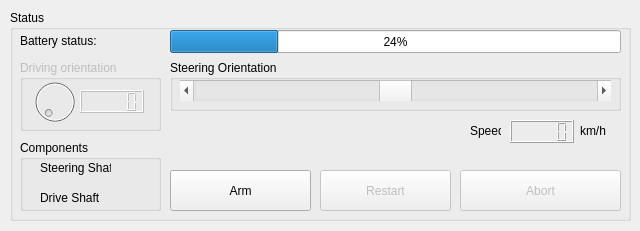
Before: the Qt Designer form CPI-UI/atvwindow.ui in madmilla/THO78-Roborescue, drawn with Qt 5.
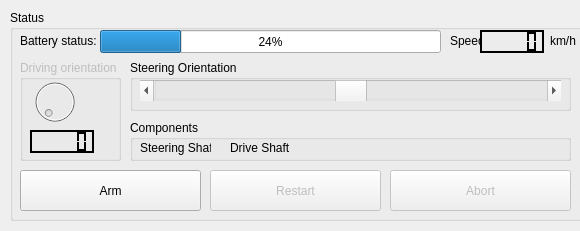
After: the same form once the commit is applied.

The edit to the form file:
```diff
--- a/CPI-UI/atvwindow.ui
+++ b/CPI-UI/atvwindow.ui
@@ -6,7 +6,7 @@
    <rect>
     <x>0</x>
     <y>0</y>
-    <width>640</width>
+    <width>580</width>
     <height>231</height>
    </rect>
   </property>
@@ -29,9 +29,9 @@
     <widget class="QProgressBar" name="batteryStatusBar">
      <property name="geometry">
       <rect>
-       <x>160</x>
+       <x>90</x>
        <y>20</y>
-       <width>451</width>
+       <width>341</width>
        <height>23</height>
       </rect>
      </property>
@@ -47,8 +47,8 @@
       <rect>
        <x>10</x>
        <y>50</y>
-       <width>141</width>
-       <height>71</height>
+       <width>101</width>
+       <height>101</height>
       </rect>
      </property>
      <property name="title">
@@ -67,12 +67,184 @@
      <widget class="QLCDNumber" name="dialLCD">
       <property name="geometry">
        <rect>
-        <x>60</x>
-        <y>30</y>
+        <x>10</x>
+        <y>70</y>
         <width>64</width>
         <height>23</height>
        </rect>
       </property>
+      <property name="palette">
+       <palette>
+        <active>
+         <colorrole role="WindowText">
+          <brush brushstyle="SolidPattern">
+           <color alpha="255">
+            <red>0</red>
+            <green>0</green>
+            <blue>0</blue>
+           </color>
+          </brush>
+         </colorrole>
+         <colorrole role="Light">
+          <brush brushstyle="SolidPattern">
+           <color alpha="255">
+            <red>0</red>
+            <green>0</green>
+            <blue>0</blue>
+           </color>
+          </brush>
+         </colorrole>
+         <colorrole role="Midlight">
+          <brush brushstyle="SolidPattern">
+           <color alpha="255">
+            <red>0</red>
+            <green>0</green>
+            <blue>0</blue>
+           </color>
+          </brush>
+         </colorrole>
+         <colorrole role="Dark">
+          <brush brushstyle="SolidPattern">
+           <color alpha="255">
+            <red>0</red>
+            <green>0</green>
+            <blue>0</blue>
+           </color>
+          </brush>
+         </colorrole>
+         <colorrole role="Text">
+          <brush brushstyle="SolidPattern">
+           <color alpha="255">
+            <red>0</red>
+            <green>0</green>
+            <blue>0</blue>
+           </color>
+          </brush>
+         </colorrole>
+         <colorrole role="ButtonText">
+          <brush brushstyle="SolidPattern">
+           <color alpha="255">
+            <red>0</red>
+            <green>0</green>
+            <blue>0</blue>
+           </color>
+          </brush>
+         </colorrole>
+        </active>
+        <inactive>
+         <colorrole role="WindowText">
+          <brush brushstyle="SolidPattern">
+           <color alpha="255">
+            <red>0</red>
+            <green>0</green>
+            <blue>0</blue>
+           </color>
+          </brush>
+         </colorrole>
+         <colorrole role="Light">
+          <brush brushstyle="SolidPattern">
+           <color alpha="255">
+            <red>0</red>
+            <green>0</green>
+            <blue>0</blue>
+           </color>
+          </brush>
+         </colorrole>
+         <colorrole role="Midlight">
+          <brush brushstyle="SolidPattern">
+           <color alpha="255">
+            <red>0</red>
+            <green>0</green>
+            <blue>0</blue>
+           </color>
+          </brush>
+         </colorrole>
+         <colorrole role="Dark">
+          <brush brushstyle="SolidPattern">
+           <color alpha="255">
+            <red>0</red>
+            <green>0</green>
+            <blue>0</blue>
+           </color>
+          </brush>
+         </colorrole>
+         <colorrole role="Text">
+          <brush brushstyle="SolidPattern">
+           <color alpha="255">
+            <red>0</red>
+            <green>0</green>
+            <blue>0</blue>
+           </color>
+          </brush>
+         </colorrole>
+         <colorrole role="ButtonText">
+          <brush brushstyle="SolidPattern">
+           <color alpha="255">
+            <red>0</red>
+            <green>0</green>
+            <blue>0</blue>
+           </color>
+          </brush>
+         </colorrole>
+        </inactive>
+        <disabled>
+         <colorrole role="WindowText">
+          <brush brushstyle="SolidPattern">
+           <color alpha="255">
+            <red>0</red>
+            <green>0</green>
+            <blue>0</blue>
+           </color>
+          </brush>
+         </colorrole>
+         <colorrole role="Light">
+          <brush brushstyle="SolidPattern">
+           <color alpha="255">
+            <red>0</red>
+            <green>0</green>
+            <blue>0</blue>
+           </color>
+          </brush>
+         </colorrole>
+         <colorrole role="Midlight">
+          <brush brushstyle="SolidPattern">
+           <color alpha="255">
+            <red>0</red>
+            <green>0</green>
+            <blue>0</blue>
+           </color>
+          </brush>
+         </colorrole>
+         <colorrole role="Dark">
+          <brush brushstyle="SolidPattern">
+           <color alpha="255">
+            <red>0</red>
+            <green>0</green>
+            <blue>0</blue>
+           </color>
+          </brush>
+         </colorrole>
+         <colorrole role="Text">
+          <brush brushstyle="SolidPattern">
+           <color alpha="255">
+            <red>0</red>
+            <green>0</green>
+            <blue>0</blue>
+           </color>
+          </brush>
+         </colorrole>
+         <colorrole role="ButtonText">
+          <brush brushstyle="SolidPattern">
+           <color alpha="255">
+            <red>0</red>
+            <green>0</green>
+            <blue>0</blue>
+           </color>
+          </brush>
+         </colorrole>
+        </disabled>
+       </palette>
+      </property>
      </widget>
     </widget>
     <widget class="QGroupBox" name="steeringOrientationGB">
@@ -81,9 +253,9 @@
      </property>
      <property name="geometry">
       <rect>
-       <x>160</x>
+       <x>120</x>
        <y>50</y>
-       <width>451</width>
+       <width>441</width>
        <height>51</height>
       </rect>
      </property>
@@ -95,7 +267,7 @@
        <rect>
         <x>10</x>
         <y>20</y>
-        <width>431</width>
+        <width>421</width>
         <height>21</height>
        </rect>
       </property>
@@ -116,44 +288,12 @@
       </property>
      </widget>
     </widget>
-    <widget class="QPushButton" name="abortButton">
-     <property name="enabled">
-      <bool>false</bool>
-     </property>
-     <property name="geometry">
-      <rect>
-       <x>450</x>
-       <y>160</y>
-       <width>161</width>
-       <height>41</height>
-      </rect>
-     </property>
-     <property name="text">
-      <string>Abort</string>
-     </property>
-    </widget>
-    <widget class="QPushButton" name="shutdownButton">
-     <property name="enabled">
-      <bool>false</bool>
-     </property>
-     <property name="geometry">
-      <rect>
-       <x>310</x>
-       <y>160</y>
-       <width>131</width>
-       <height>41</height>
-      </rect>
-     </property>
-     <property name="text">
-      <string>Restart</string>
-     </property>
-    </widget>
     <widget class="QPushButton" name="armButton">
      <property name="geometry">
       <rect>
-       <x>160</x>
+       <x>10</x>
        <y>160</y>
-       <width>141</width>
+       <width>181</width>
        <height>41</height>
       </rect>
      </property>
@@ -164,10 +304,10 @@
     <widget class="QGroupBox" name="componentsGB">
      <property name="geometry">
       <rect>
-       <x>10</x>
-       <y>130</y>
-       <width>141</width>
-       <height>71</height>
+       <x>120</x>
+       <y>110</y>
+       <width>441</width>
+       <height>41</height>
       </rect>
      </property>
      <property name="title">
@@ -176,7 +316,7 @@
      <widget class="QLabel" name="steeringShaftLabel">
       <property name="geometry">
        <rect>
-        <x>20</x>
+        <x>10</x>
         <y>20</y>
         <width>71</width>
         <height>16</height>
@@ -189,8 +329,8 @@
      <widget class="QLabel" name="driveShaftLabel">
       <property name="geometry">
        <rect>
-        <x>20</x>
-        <y>50</y>
+        <x>100</x>
+        <y>20</y>
         <width>61</width>
         <height>16</height>
        </rect>
@@ -216,8 +356,8 @@
     <widget class="QLabel" name="speedLabel">
      <property name="geometry">
       <rect>
-       <x>460</x>
-       <y>110</y>
+       <x>440</x>
+       <y>20</y>
        <width>31</width>
        <height>21</height>
       </rect>
@@ -229,18 +369,352 @@
     <widget class="QLCDNumber" name="speedLCD">
      <property name="geometry">
       <rect>
-       <x>500</x>
-       <y>110</y>
+       <x>470</x>
+       <y>20</y>
        <width>64</width>
        <height>23</height>
       </rect>
      </property>
+     <property name="palette">
+      <palette>
+       <active>
+        <colorrole role="WindowText">
+         <brush brushstyle="SolidPattern">
+          <color alpha="255">
+           <red>0</red>
+           <green>0</green>
+           <blue>0</blue>
+          </color>
+         </brush>
+        </colorrole>
+        <colorrole role="Button">
+         <brush brushstyle="SolidPattern">
+          <color alpha="255">
+           <red>0</red>
+           <green>0</green>
+           <blue>0</blue>
+          </color>
+         </brush>
+        </colorrole>
+        <colorrole role="Light">
+         <brush brushstyle="SolidPattern">
+          <color alpha="255">
+           <red>0</red>
+           <green>0</green>
+           <blue>0</blue>
+          </color>
+         </brush>
+        </colorrole>
+        <colorrole role="Midlight">
+         <brush brushstyle="SolidPattern">
+          <color alpha="255">
+           <red>0</red>
+           <green>0</green>
+           <blue>0</blue>
+          </color>
+         </brush>
+        </colorrole>
+        <colorrole role="Dark">
+         <brush brushstyle="SolidPattern">
+          <color alpha="255">
+           <red>0</red>
+           <green>0</green>
+           <blue>0</blue>
+          </color>
+         </brush>
+        </colorrole>
+        <colorrole role="Mid">
+         <brush brushstyle="SolidPattern">
+          <color alpha="255">
+           <red>0</red>
+           <green>0</green>
+           <blue>0</blue>
+          </color>
+         </brush>
+        </colorrole>
+        <colorrole role="Text">
+         <brush brushstyle="SolidPattern">
+          <color alpha="255">
+           <red>0</red>
+           <green>0</green>
+           <blue>0</blue>
+          </color>
+         </brush>
+        </colorrole>
+        <colorrole role="ButtonText">
+         <brush brushstyle="SolidPattern">
+          <color alpha="255">
+           <red>0</red>
+           <green>0</green>
+           <blue>0</blue>
+          </color>
+         </brush>
+        </colorrole>
+        <colorrole role="Base">
+         <brush brushstyle="SolidPattern">
+          <color alpha="255">
+           <red>255</red>
+           <green>255</green>
+           <blue>255</blue>
+          </color>
+         </brush>
+        </colorrole>
+        <colorrole role="Window">
+         <brush brushstyle="SolidPattern">
+          <color alpha="255">
+           <red>0</red>
+           <green>0</green>
+           <blue>0</blue>
+          </color>
+         </brush>
+        </colorrole>
+        <colorrole role="Shadow">
+         <brush brushstyle="SolidPattern">
+          <color alpha="255">
+           <red>0</red>
+           <green>0</green>
+           <blue>0</blue>
+          </color>
+         </brush>
+        </colorrole>
+        <colorrole role="AlternateBase">
+         <brush brushstyle="SolidPattern">
+          <color alpha="255">
+           <red>0</red>
+           <green>0</green>
+           <blue>0</blue>
+          </color>
+         </brush>
+        </colorrole>
+       </active>
+       <inactive>
+        <colorrole role="WindowText">
+         <brush brushstyle="SolidPattern">
+          <color alpha="255">
+           <red>0</red>
+           <green>0</green>
+           <blue>0</blue>
+          </color>
+         </brush>
+        </colorrole>
+        <colorrole role="Button">
+         <brush brushstyle="SolidPattern">
+          <color alpha="255">
+           <red>0</red>
+           <green>0</green>
+           <blue>0</blue>
+          </color>
+         </brush>
+        </colorrole>
+        <colorrole role="Light">
+         <brush brushstyle="SolidPattern">
+          <color alpha="255">
+           <red>0</red>
+           <green>0</green>
+           <blue>0</blue>
+          </color>
+         </brush>
+        </colorrole>
+        <colorrole role="Midlight">
+         <brush brushstyle="SolidPattern">
+          <color alpha="255">
+           <red>0</red>
+           <green>0</green>
+           <blue>0</blue>
+          </color>
+         </brush>
+        </colorrole>
+        <colorrole role="Dark">
+         <brush brushstyle="SolidPattern">
+          <color alpha="255">
+           <red>0</red>
+           <green>0</green>
+           <blue>0</blue>
+          </color>
+         </brush>
+        </colorrole>
+        <colorrole role="Mid">
+         <brush brushstyle="SolidPattern">
+          <color alpha="255">
+           <red>0</red>
+           <green>0</green>
+           <blue>0</blue>
+          </color>
+         </brush>
+        </colorrole>
+        <colorrole role="Text">
+         <brush brushstyle="SolidPattern">
+          <color alpha="255">
+           <red>0</red>
+           <green>0</green>
+           <blue>0</blue>
+          </color>
+         </brush>
+        </colorrole>
+        <colorrole role="ButtonText">
+         <brush brushstyle="SolidPattern">
+          <color alpha="255">
+           <red>0</red>
+           <green>0</green>
+           <blue>0</blue>
+          </color>
+         </brush>
+        </colorrole>
+        <colorrole role="Base">
+         <brush brushstyle="SolidPattern">
+          <color alpha="255">
+           <red>255</red>
+           <green>255</green>
+           <blue>255</blue>
+          </color>
+         </brush>
+        </colorrole>
+        <colorrole role="Window">
+         <brush brushstyle="SolidPattern">
+          <color alpha="255">
+           <red>0</red>
+           <green>0</green>
+           <blue>0</blue>
+          </color>
+         </brush>
+        </colorrole>
+        <colorrole role="Shadow">
+         <brush brushstyle="SolidPattern">
+          <color alpha="255">
+           <red>0</red>
+           <green>0</green>
+           <blue>0</blue>
+          </color>
+         </brush>
+        </colorrole>
+        <colorrole role="AlternateBase">
+         <brush brushstyle="SolidPattern">
+          <color alpha="255">
+           <red>0</red>
+           <green>0</green>
+           <blue>0</blue>
+          </color>
+         </brush>
+        </colorrole>
+       </inactive>
+       <disabled>
+        <colorrole role="WindowText">
+         <brush brushstyle="SolidPattern">
+          <color alpha="255">
+           <red>0</red>
+           <green>0</green>
+           <blue>0</blue>
+          </color>
+         </brush>
+        </colorrole>
+        <colorrole role="Button">
+         <brush brushstyle="SolidPattern">
+          <color alpha="255">
+           <red>0</red>
+           <green>0</green>
+           <blue>0</blue>
+          </color>
+         </brush>
+        </colorrole>
+        <colorrole role="Light">
+         <brush brushstyle="SolidPattern">
+          <color alpha="255">
+           <red>0</red>
+           <green>0</green>
+           <blue>0</blue>
+          </color>
+         </brush>
+        </colorrole>
+        <colorrole role="Midlight">
+         <brush brushstyle="SolidPattern">
+          <color alpha="255">
+           <red>0</red>
+           <green>0</green>
+           <blue>0</blue>
+          </color>
+         </brush>
+        </colorrole>
+        <colorrole role="Dark">
+         <brush brushstyle="SolidPattern">
+          <color alpha="255">
+           <red>0</red>
+           <green>0</green>
+           <blue>0</blue>
+          </color>
+         </brush>
+        </colorrole>
+        <colorrole role="Mid">
+         <brush brushstyle="SolidPattern">
+          <color alpha="255">
+           <red>0</red>
+           <green>0</green>
+           <blue>0</blue>
+          </color>
+         </brush>
+        </colorrole>
+        <colorrole role="Text">
+         <brush brushstyle="SolidPattern">
+          <color alpha="255">
+           <red>0</red>
+           <green>0</green>
+           <blue>0</blue>
+          </color>
+         </brush>
+        </colorrole>
+        <colorrole role="ButtonText">
+         <brush brushstyle="SolidPattern">
+          <color alpha="255">
+           <red>0</red>
+           <green>0</green>
+           <blue>0</blue>
+          </color>
+         </brush>
+        </colorrole>
+        <colorrole role="Base">
+         <brush brushstyle="SolidPattern">
+          <color alpha="255">
+           <red>0</red>
+           <green>0</green>
+           <blue>0</blue>
+          </color>
+         </brush>
+        </colorrole>
+        <colorrole role="Window">
+         <brush brushstyle="SolidPattern">
+          <color alpha="255">
+           <red>0</red>
+           <green>0</green>
+           <blue>0</blue>
+          </color>
+         </brush>
+        </colorrole>
+        <colorrole role="Shadow">
+         <brush brushstyle="SolidPattern">
+          <color alpha="255">
+           <red>0</red>
+           <green>0</green>
+           <blue>0</blue>
+          </color>
+         </brush>
+        </colorrole>
+        <colorrole role="AlternateBase">
+         <brush brushstyle="SolidPattern">
+          <color alpha="255">
+           <red>0</red>
+           <green>0</green>
+           <blue>0</blue>
+          </color>
+         </brush>
+        </colorrole>
+       </disabled>
+      </palette>
+     </property>
     </widget>
     <widget class="QLabel" name="speedUnitLabel">
      <property name="geometry">
       <rect>
-       <x>570</x>
-       <y>110</y>
+       <x>540</x>
+       <y>20</y>
        <width>31</width>
        <height>21</height>
       </rect>
@@ -249,6 +723,38 @@
       <string>km/h</string>
      </property>
     </widget>
+    <widget class="QPushButton" name="shutdownButton">
+     <property name="enabled">
+      <bool>false</bool>
+     </property>
+     <property name="geometry">
+      <rect>
+       <x>200</x>
+       <y>160</y>
+       <width>171</width>
+       <height>41</height>
+      </rect>
+     </property>
+     <property name="text">
+      <string>Restart</string>
+     </property>
+    </widget>
+    <widget class="QPushButton" name="abortButton">
+     <property name="enabled">
+      <bool>false</bool>
+     </property>
+     <property name="geometry">
+      <rect>
+       <x>380</x>
+       <y>160</y>
+       <width>181</width>
+       <height>41</height>
+      </rect>
+     </property>
+     <property name="text">
+      <string>Abort</string>
+     </property>
+    </widget>
    </widget>
   </widget>
  </widget>
```
